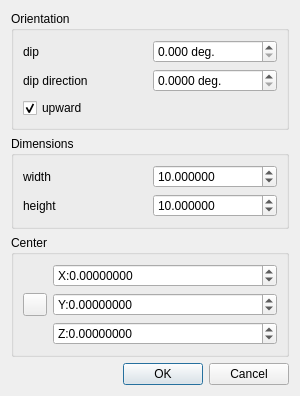
Above: qCC/ui_templates/planeEditDlg.ui from CloudCompare/CloudCompare before the change. Below: the same form after it.
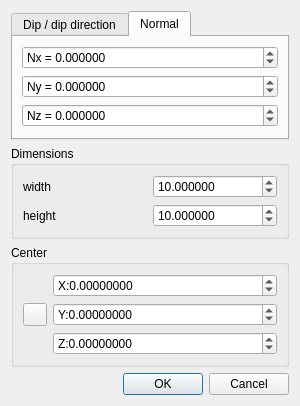
That is the form after the change. The open tabs and pages were chosen to show the change. Icons and pictures are not drawn.

Commit message: The Plane edition dialog now lest the user specify the normal plane in addition to its dip and dip direction

What changed in the file:
```diff
--- a/qCC/ui_templates/planeEditDlg.ui
+++ b/qCC/ui_templates/planeEditDlg.ui
@@ -15,14 +15,22 @@
   </property>
   <layout class="QVBoxLayout" name="verticalLayout">
    <item>
-    <widget class="QGroupBox" name="groupBox">
-     <property name="title">
-      <string>Orientation</string>
+    <widget class="QTabWidget" name="orientationTabWidget">
+     <property name="currentIndex">
+      <number>0</number>
      </property>
-     <property name="flat">
-      <bool>true</bool>
-     </property>
-     <layout class="QGridLayout" name="gridLayout">
+     <widget class="QWidget" name="dipTab">
+      <attribute name="title">
+       <string>Dip / dip direction</string>
+      </attribute>
+      <layout class="QGridLayout" name="gridLayout_4">
+       <item row="0" column="0">
+        <widget class="QLabel" name="label_3">
+         <property name="text">
+          <string>dip</string>
+         </property>
+        </widget>
+       </item>
       <item row="0" column="1">
        <widget class="QDoubleSpinBox" name="dipDoubleSpinBox">
         <property name="suffix">
@@ -39,13 +47,6 @@
         </property>
        </widget>
       </item>
-      <item row="0" column="0">
-       <widget class="QLabel" name="label_3">
-        <property name="text">
-         <string>dip</string>
-        </property>
-       </widget>
-      </item>
       <item row="1" column="0">
        <widget class="QLabel" name="label_4">
         <property name="text">
@@ -84,9 +85,65 @@
       </item>
      </layout>
     </widget>
+     <widget class="QWidget" name="normTab">
+      <attribute name="title">
+       <string>Normal</string>
+      </attribute>
+      <layout class="QVBoxLayout" name="verticalLayout_2">
+       <item>
+        <widget class="QDoubleSpinBox" name="nxDoubleSpinBox">
+         <property name="prefix">
+          <string>Nx = </string>
+         </property>
+         <property name="decimals">
+          <number>6</number>
+         </property>
+         <property name="minimum">
+          <double>-1000000.000000000000000</double>
+         </property>
+         <property name="maximum">
+          <double>1000000.000000000000000</double>
+         </property>
+        </widget>
    </item>
    <item>
-    <widget class="QGroupBox" name="groupBox_2">
+        <widget class="QDoubleSpinBox" name="nyDoubleSpinBox">
+         <property name="prefix">
+          <string>Ny = </string>
+         </property>
+         <property name="decimals">
+          <number>6</number>
+         </property>
+         <property name="minimum">
+          <double>-1000000.000000000000000</double>
+         </property>
+         <property name="maximum">
+          <double>1000000.000000000000000</double>
+         </property>
+        </widget>
+       </item>
+       <item>
+        <widget class="QDoubleSpinBox" name="nzDoubleSpinBox">
+         <property name="prefix">
+          <string>Nz = </string>
+         </property>
+         <property name="decimals">
+          <number>6</number>
+         </property>
+         <property name="minimum">
+          <double>-1000000.000000000000000</double>
+         </property>
+         <property name="maximum">
+          <double>1000000.000000000000000</double>
+         </property>
+        </widget>
+       </item>
+      </layout>
+     </widget>
+    </widget>
+   </item>
+   <item>
+    <widget class="QGroupBox" name="dimGroupBox">
      <property name="title">
       <string>Dimensions</string>
      </property>
```
Left out of the diff: 2 changed lines with no effect on the pictures. Lines whose indentation alone changed are shown as unchanged. The commit also changes 3 other files.
